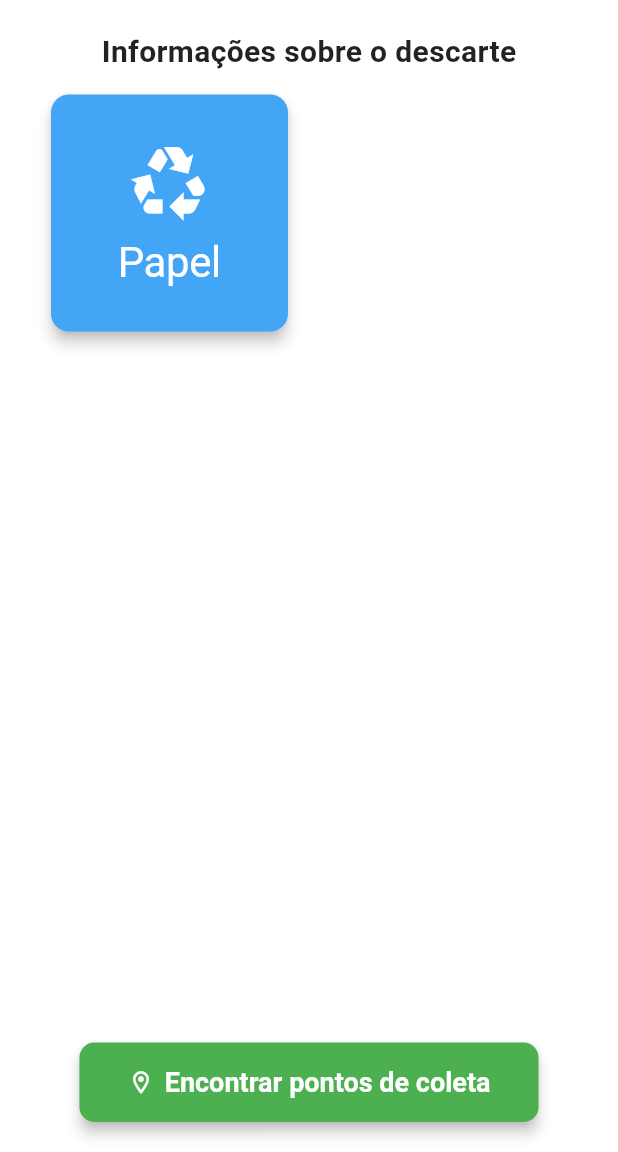
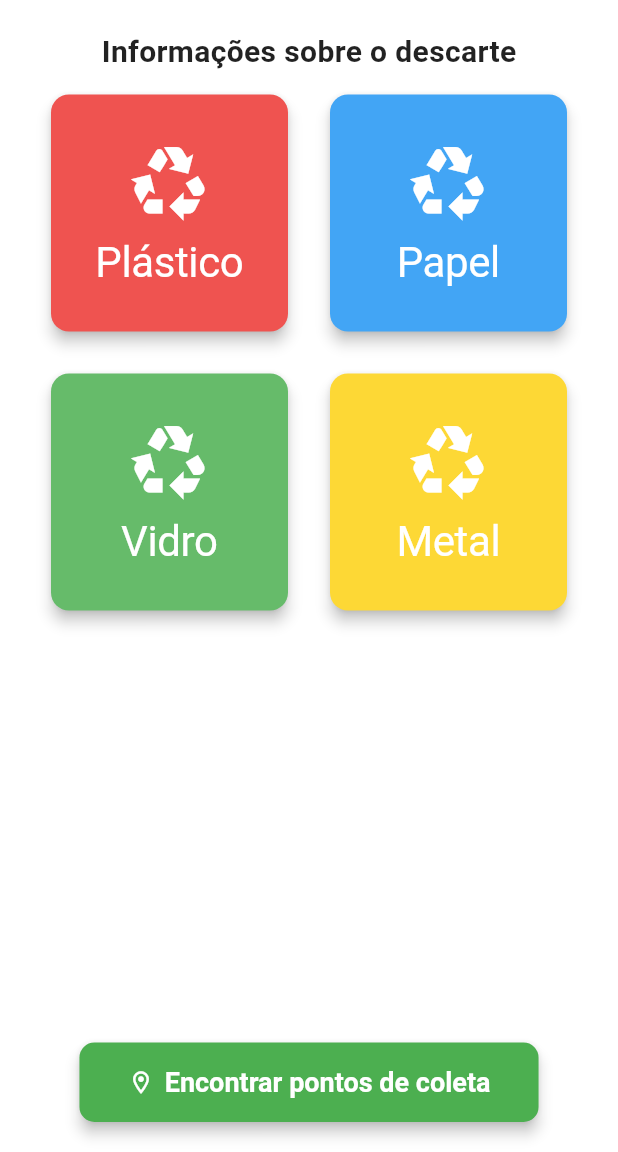
Before and after one commit to Nina-ns/Taca-la, a Flutter app: the screen it shows after launch, on a phone screen of 412 x 824 dp, the part 84-1236 px from its top. Run offline on Flutter 3.47's test engine with Material 3 defaults, Android fonts, the phone set to English and light mode, and no system bars; Roboto replaces fonts that are missing (Poppins).

Commit message:
refactor: refatorando o estado inicial do aplicativo para futuros branchs e commits

```diff
--- a/lib/app/modules/pagina-inicial/pagina_inicial_view.dart
+++ b/lib/app/modules/pagina-inicial/pagina_inicial_view.dart
@@ -33,7 +33,10 @@ class PaginaInicialView extends StatelessWidget {
                   crossAxisCount: 2,
                   children: [
                     // continuar adicionando depois
+                    TiposLixoCard(text: 'Plástico', color: Colors.red[400]),
                     TiposLixoCard(text: 'Papel', color: Colors.blue[400]),
+                    TiposLixoCard(text: 'Vidro', color: Colors.green[400]),
+                    TiposLixoCard(text: 'Metal', color: Colors.yellow[600]),
                   ],
                 ),
               ),
```
Also changed, not shown: pubspec.lock, 1 other file.
